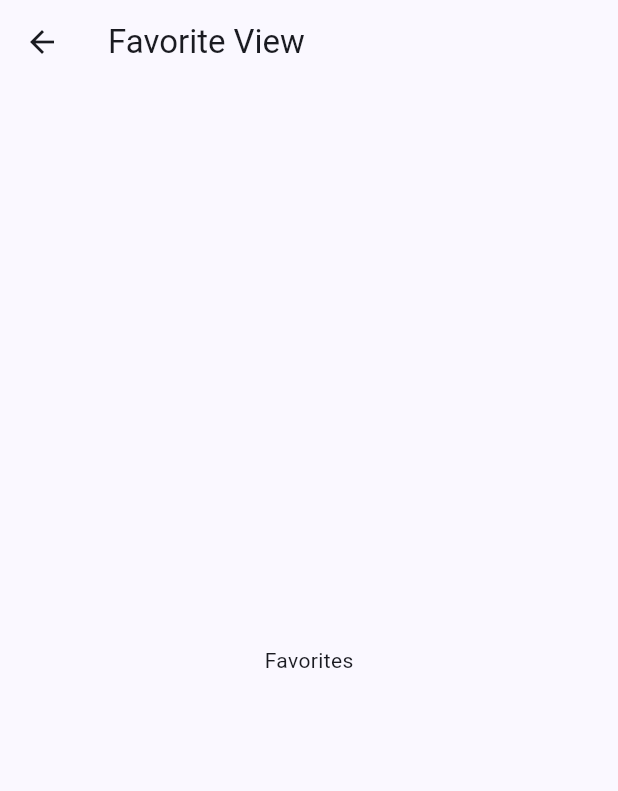
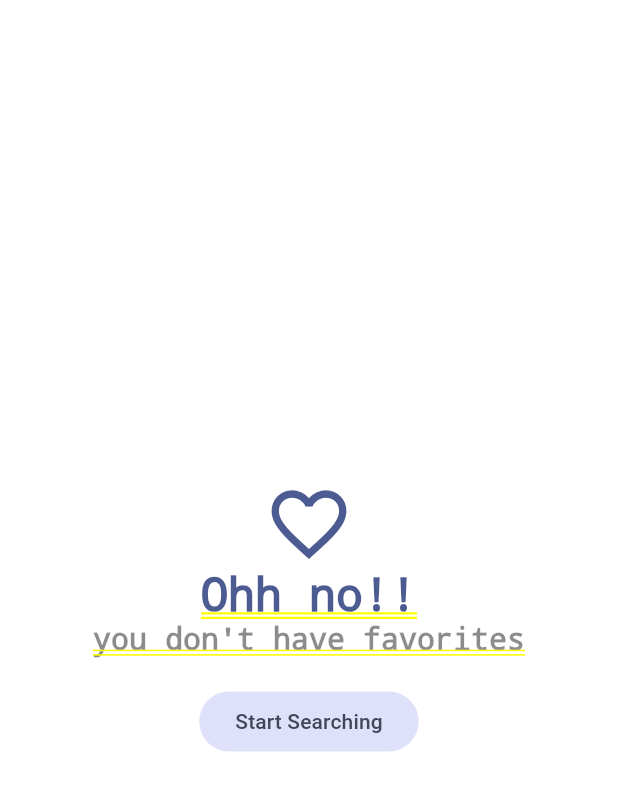
Before and after one commit to oscarlagatta/cinemapedia, a Flutter app: the FavoritesView screen opened directly, on a phone screen of 412 x 824 dp. Shown: the top 791 px of the screen. Run offline on Flutter 3.47's test engine with Material 3 defaults, Android fonts, the phone set to English and light mode, and no system bars; our stand-ins replace animate_do, card_swiper, dio, flutter_dotenv, flutter_riverpod, go_router and 1 more; accounts and stored records are empty; generated files the repository leaves out were written again; network calls fail; key blocks and very long unbroken strings in the code were emptied for the run.

Commit message:
Implement local database with Isar and improve UI features
This update integrates Isar as a local storage solution, making it possible to store 'Movie' entities with auto-increment id. User interface improvements include a new favorite movies toggle function and a view to display favorite movies. Naming convention in actor mapping's method was also revised for consistency.

```diff
--- a/lib/domain/entities/movie.dart
+++ b/lib/domain/entities/movie.dart
@@ -1,4 +1,10 @@
+import 'package:isar/isar.dart';
+
+part 'movie.g.dart';
+
+@collection
 class Movie {
+  Id? isarId = Isar.autoIncrement;
   final bool adult;
   final String backdropPath;
   final List<String> genreIds;
--- a/lib/infrastructure/datasources/actor_moviedb_datasource.dart
+++ b/lib/infrastructure/datasources/actor_moviedb_datasource.dart
@@ -25,7 +25,7 @@ class ActorMovieDbDataSource extends ActorsDatasource {
     final castResponse = CreditsResponse.fromJson(response.data);
 
     List<Actor> actors = castResponse.cast
-        .map((cast) => ActorMapper.CastResponseToEntity(cast))
+        .map((cast) => ActorMapper.castResponseToEntity(cast))
         .toList();
 
     return actors;
--- a/lib/infrastructure/mappers/actor_mapper.dart
+++ b/lib/infrastructure/mappers/actor_mapper.dart
@@ -2,7 +2,7 @@ import 'package:cinemapedia/domain/entities/actor.dart';
 import 'package:cinemapedia/infrastructure/models/moviedb/credits_response.dart';
 
 class ActorMapper {
-  static Actor CastResponseToEntity(Cast cast) => Actor(
+  static Actor castResponseToEntity(Cast cast) => Actor(
         id: cast.id,
         name: cast.name,
         profilePath: cast.profilePath != null
--- a/lib/presentation/providers/providers.dart
+++ b/lib/presentation/providers/providers.dart
@@ -6,3 +6,6 @@ export 'movies/movie_info_provider.dart';
 export 'actors/actors_by_movie_provider.dart';
 export 'actors/actors_repository_provider.dart';
 export 'search/search_movies_provider.dart';
+export 'storage/local_storage_provider.dart';
+
+export 'storage/favorites_movies_provider.dart';
--- a/lib/presentation/views/movies/favorites_view.dart
+++ b/lib/presentation/views/movies/favorites_view.dart
@@ -1,15 +1,86 @@
+import 'package:cinemapedia/presentation/providers/providers.dart';
+import 'package:cinemapedia/presentation/widgets/movies/movie_masonry.dart';
 import 'package:flutter/material.dart';
+import 'package:flutter_riverpod/flutter_riverpod.dart';
+import 'package:go_router/go_router.dart';
 
-class FavoritesView extends StatelessWidget {
+// init
+// first 10 films
+
+class FavoritesView extends ConsumerStatefulWidget {
   const FavoritesView({super.key});
 
   @override
+  FavoritesViewState createState() => FavoritesViewState();
+}
+
+class FavoritesViewState extends ConsumerState<FavoritesView> {
+  bool isLastPage = false;
+  bool isLoading = false;
+
+  @override
+  void initState() {
+    super.initState();
+
+    ref.read(favoritesMoviesProvider.notifier).loadNextPage();
+  }
+
+  void loadNextPage() async {
+    if (isLoading || isLastPage) return;
+
+    isLoading = true;
+
+    final movies =
+        await ref.read(favoritesMoviesProvider.notifier).loadNextPage();
+
+    isLoading = false;
+
+    if (movies.isEmpty) {
+      isLastPage = true;
+    }
+  }
+
+  @override
   Widget build(BuildContext context) {
+    final favoriteMovies = ref.watch(favoritesMoviesProvider).values.toList();
+
+    if (favoriteMovies.isEmpty) {
+      final colors = Theme.of(context).colorScheme;
+
+      return Center(
+        child: Column(
+          mainAxisAlignment: MainAxisAlignment.center,
+          crossAxisAlignment: CrossAxisAlignment.center,
+          children: [
+            Icon(
+              Icons.favorite_outline_sharp,
+              size: 60,
+              color: colors.primary,
+            ),
+            Text(
+              'Ohh no!!',
+              style: TextStyle(fontSize: 30, color: colors.primary),
+            ),
+            const Text(
+              'you don\'t have favorites',
+              style: TextStyle(fontSize: 20, color: Colors.black45),
+            ),
+            const SizedBox(
+              height: 20,
+            ),
+            FilledButton.tonal(
+                onPressed: () => context.go('/home/0'),
+                child: const Text('Start Searching'))
+          ],
+        ),
+      );
+    }
+
     return Scaffold(
-      appBar: AppBar(
-        title: Text('Favorite View'),
+      body: MovieMasonry(
+        loadNextPage: loadNextPage,
+        movies: favoriteMovies,
       ),
-      body: Center(child: Text('Favorites')),
     );
   }
 }
--- a/lib/presentation/views/movies/home_view.dart
+++ b/lib/presentation/views/movies/home_view.dart
@@ -8,13 +8,13 @@ import 'package:flutter_riverpod/flutter_riverpod.dart';
 import '../../providers/providers.dart';
 
 class HomeView extends ConsumerStatefulWidget {
-  const HomeView();
+  const HomeView({super.key});
 
   @override
-  _HomeViewState createState() => _HomeViewState();
+  HomeViewState createState() => HomeViewState();
 }
 
-class _HomeViewState extends ConsumerState<HomeView> {
+class HomeViewState extends ConsumerState<HomeView> {
   @override
   void initState() {
     super.initState();
--- a/lib/presentation/widgets/shared/custom_appbar.dart
+++ b/lib/presentation/widgets/shared/custom_appbar.dart
@@ -43,7 +43,7 @@ class CustomAppbar extends ConsumerWidget {
                   ),
                 ).then((movie) {
                   if (movie == null) return;
-                  context.push('/movie/${movie.id}');
+                  context.push('/home/0/movie/${movie.id}');
                 });
               },
               icon: const Icon(Icons.search),
--- a/lib/presentation/widgets/widgets.dart
+++ b/lib/presentation/widgets/widgets.dart
@@ -2,3 +2,5 @@ export 'movies/movies_slideshow.dart';
 export 'shared/custom_appbar.dart';
 export 'shared/custom_bottom_navigation.dart';
 export 'shared/full_screen_loader.dart';
+export 'movies/movie_masonry.dart';
+export 'movies/movie_poster_link.dart';
--- a/pubspec.yaml
+++ b/pubspec.yaml
@@ -42,6 +42,10 @@ dependencies:
   card_swiper: ^3.0.1
   animate_do: ^3.3.3
   intl: ^0.19.0
+  isar: ^3.1.0+1
+  isar_flutter_libs: ^3.1.0+1
+  path_provider: ^2.1.2
+  flutter_staggered_grid_view: ^0.7.0
 
 dev_dependencies:
   flutter_test:
@@ -53,6 +57,8 @@ dev_dependencies:
   # package. See that file for information about deactivating specific lint
   # rules and activating additional ones.
   flutter_lints: ^3.0.0
+  isar_generator: ^3.1.0+1
+  build_runner: ^2.4.8
 
 # For information on the generic Dart part of this file, see the
 # following page: https://dart.dev/tools/pub/pubspec
```
Also changed, not shown: lib/domain/datasources/local_storage_datasource.dart (added, +10 -0 lines), lib/domain/repositories/local_storage_repository.dart (added, +10 -0 lines), lib/infrastructure/datasources/isar_storage_datasource.dart (added, +54 -0 lines), lib/infrastructure/repositories/local_storage_repository_impl.dart (added, +39 -0 lines), lib/presentation/providers/storage/favorites_movies_provider.dart (added, +62 -0 lines), lib/presentation/providers/storage/local_storage_provider.dart (added, +7 -0 lines), lib/presentation/screens/movies/movie_screen.dart (+96 -28 lines), lib/presentation/widgets/movies/movie_masonry.dart (added, +70 -0 lines), lib/presentation/widgets/movies/movie_poster_link.dart (added, +26 -0 lines), pubspec.lock, 6 other files.
